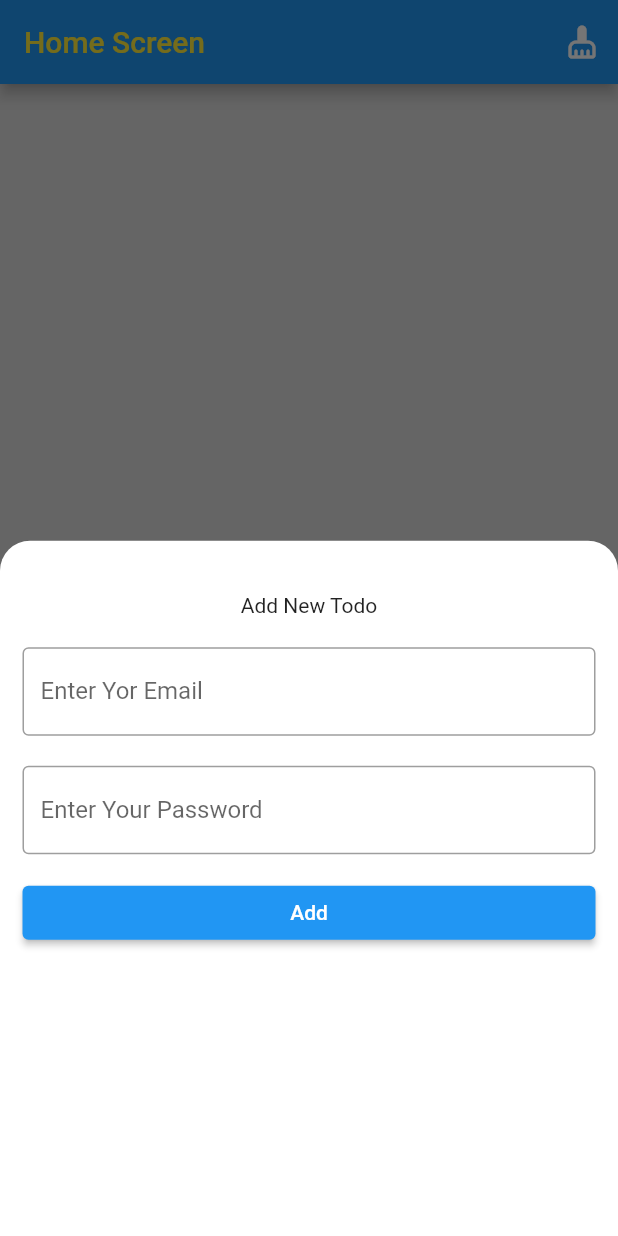
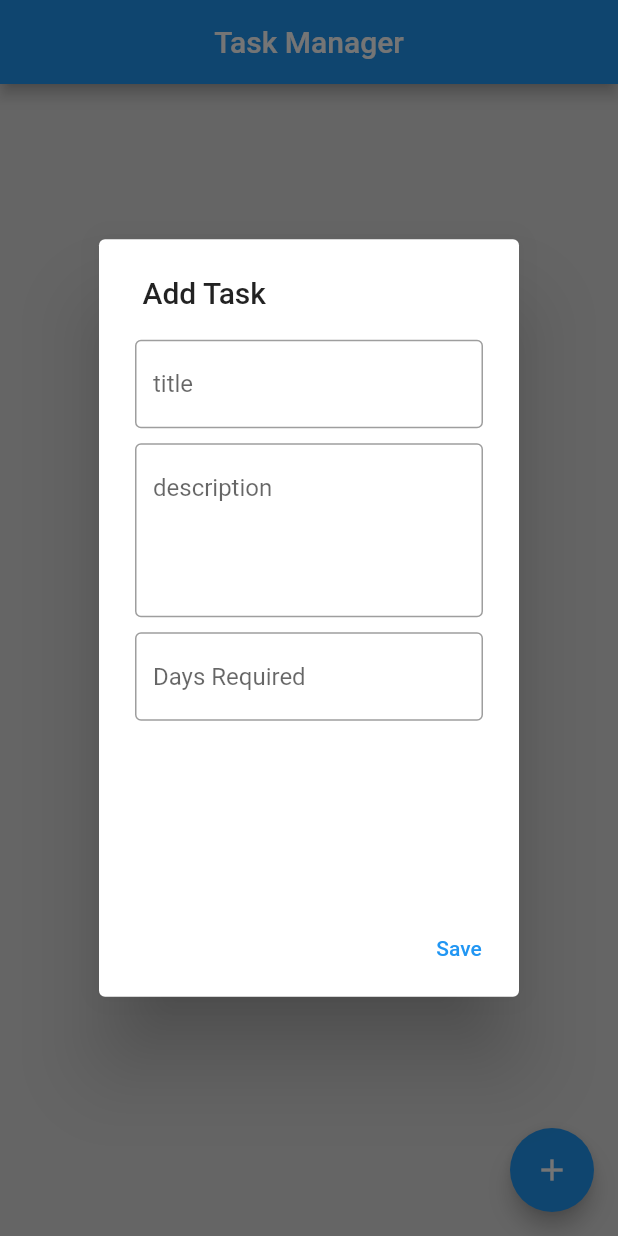
Before and after one commit to marufhasanmitul/assignment2, a Flutter app: the screen it shows after launch, after a tap on the "add" icon, on a phone screen of 412 x 824 dp. Run offline on Flutter 3.47's test engine with Material 2 defaults, Android fonts, the phone set to English and light mode, and no system bars.

Commit message:
Module_8_Assignment

```diff
--- a/lib/HomeScreen.dart
+++ b/lib/HomeScreen.dart
@@ -1,268 +1,191 @@
 import 'package:flutter/cupertino.dart';
 import 'package:flutter/material.dart';
 
-//Regex for Email
-/*
-  ==============Form Validation Step===========
-  01.Form Widget--Property Use- Key:todoForm  Inside-TextFormField widget
-  02.Form Holding Global Key--e.g--GlobalKey<FormState> todoForm = GlobalKey<FormState>();
-  03.TextFormField Property--
-   Validator (this Parenthesis return Text filed value return){
-      return Null;--is Right
-  }
-
-
-*/
-
-
-
-class HomeScreen extends StatefulWidget {
-  const HomeScreen({Key? key}) : super(key: key);
+class HomeScreen extends StatefulWidget{
+  const HomeScreen({super.key});
 
   @override
-  State<HomeScreen> createState() => _HomeScreenState();
+  State<StatefulWidget> createState() {
+    return HomeScreenUI();
   }
+}
+class HomeScreenUI extends State<HomeScreen>{
+  final TextEditingController _titleController=TextEditingController();
+  final TextEditingController _descriptionController=TextEditingController();
+  final TextEditingController _dayRequireControl=TextEditingController();
 
-class _HomeScreenState extends State<HomeScreen> {
+  GlobalKey<FormState>taskForm=GlobalKey<FormState>();
 
-  final TextEditingController _titleTextEditingController=TextEditingController();
-  final TextEditingController _descriptionTextEditingController=TextEditingController();
+  List<listItem>taskItme=[];
 
-  TextEditingController _UpdteTextControlar=TextEditingController();
-  TextEditingController _UpdteDescriptionControlar=TextEditingController();
-
-
-
-
-  List<Todos>todos=[];
-
-  GlobalKey<FormState> todoForm = GlobalKey<FormState>();
 
 
   @override
   Widget build(BuildContext context) {
-
     return Scaffold(
       appBar: AppBar(
-        title: const Text('Home Screen',style: TextStyle(color: Colors.yellow),),
-        actions: [
-          IconButton(
+        title: const Text('Task Manager'),
+        centerTitle: true,
+      ),
+      floatingActionButton: FloatingActionButton(
         onPressed: (){
-                todos.clear();
-                if(mounted){
-                  setState(() {});
-                }
+          showAlertDialog();
         },
-              icon: Icon(Icons.cleaning_services_rounded))
-        ],
+        child: Icon(Icons.add),
       ),
       body: Container(
         color: Colors.black12,
         child: Padding(
           padding: const EdgeInsets.all(8.0),
           child: ListView.builder(
-              itemCount: todos.length,
+              itemCount: taskItme.length,
               itemBuilder: (context,index){
                 return Card(
                   child: ListTile(
-                    onLongPress: (){
-                      todos[index].isDone=!todos[index].isDone;
-                      if(mounted){
-                        setState(() {});
-                      }
-                    },
-                    leading:todos[index].isDone ? Icon(Icons.done_outline) :Icon(Icons.close),
-                    title: Text("${todos[index].title}"),
-                    subtitle: Text("${todos[index].Description}"),
-                    trailing:Wrap(
-                      children: [
-                        IconButton(
-                          icon: Icon(Icons.edit),
-                          onPressed: (){
-                            String title=todos[index].title;
-                            String desc=todos[index].Description;
-                            int indexId=index;
-                            _UpdteTextControlar.text=title;
-                            _UpdteDescriptionControlar.text=desc;
-                            showAlertDialog(indexId);
-                          },
-                        ),
-                        IconButton(
-                          icon: Icon(CupertinoIcons.delete),
-                          onPressed: (){
-                            todos.removeAt(index);
-                            if(mounted){
-                              setState(() {});
-                            }
-                          },
-                        ),
-
-                      ],
-                    ),
-
+                    title: Text("${taskItme[index].title}"),
+                    subtitle: Text("${taskItme[index].description} \nDay Required - ${taskItme[index].deadline} day"),
+                    onLongPress:(){
+                      showBottomSheet(index);
+                    } ,
                   ),
                 );
               }
+
           ),
         ),
       ),
-      floatingActionButton: FloatingActionButton(
-        onPressed: (){
-          if(mounted){
-            showAddNewTodoModalSheet();
-            setState(() {});
-          }
-        },
-        child: Icon(Icons.add),
-      ),
-
     );
-
   }
 
-  void showAddNewTodoModalSheet(){
-    showModalBottomSheet(
+
+
+
+  void showAlertDialog(){
+    showDialog(
         context: context,
-        shape: RoundedRectangleBorder(
-          borderRadius: BorderRadius.vertical(
-            top: Radius.circular(20),
-          )
-        ),
-        backgroundColor: Colors.white,
-
         builder: (context){
-          return Padding(
-            padding: const EdgeInsets.all(15.0),
+          return AlertDialog(
+            title:const Text(" Add Task") ,
+            content: SingleChildScrollView(
+              child: SizedBox(
+                height: 350,
                 child: Form(
-              key: todoForm,
+                  key: taskForm,
                   child: Column(
                     children: [
-                  SizedBox(height: 20,),
-                  Text("Add New Todo"),
-                  SizedBox(height: 20,),
                       TextFormField(
-                    controller: _titleTextEditingController,
-                    decoration: InputDecoration(
-                      label: Text('Enter Yor Email'),
-                      border: OutlineInputBorder(
-                        borderSide: BorderSide(width: 2,color: Colors.yellow)
-                      )
+                        controller: _titleController,
+                        decoration: const InputDecoration(
+                          border: OutlineInputBorder(),
+                          hintText: 'title',
                         ),
-                    validator: (String? value) {
+                        validator: (String? value){
                           if(value?.trim().isEmpty ?? true){
-                       return 'Please enter your title';
+                            return 'Please Enter Your Tilte';
                           }
                           return null;
                         },
 
                       ),
-                  SizedBox(height: 20,),
+                      SizedBox(height: 10),
                       TextFormField(
-                    controller: _descriptionTextEditingController,
-                    decoration: InputDecoration(
-                        label: Text('Enter Your Password'),
+                        controller: _descriptionController,
+                        decoration:InputDecoration(
                           border: OutlineInputBorder(
-                            borderSide: BorderSide(width: 2,color: Colors.yellow)
+                            borderSide: BorderSide(
+                              width: 10
                             )
                           ),
-                    validator: (String? value) {
+                          hintText: 'description',
+                        ),
+                        maxLines: 4,
+                        validator: (String? value){
                           if(value?.trim().isEmpty ?? true){
-                        return 'Please enter your title';
+                            return "Please Enter Your Description";
                           }
                           return null;
                         },
                       ),
-                  SizedBox(height: 15,),
-                  SizedBox(
-                    width: double.infinity,
-                    child: ElevatedButton(
+                      SizedBox(height: 10),
+                      TextFormField(
+                        controller: _dayRequireControl,
+                        decoration: InputDecoration(
+                          hintText:'Days Required',
+                          border: OutlineInputBorder(),
+
+                        ),
+                        validator: (String? value){
+                          if(value?.trim().isEmpty ?? true){
+                            return "Please Enter Your Days";
+                          }
+                          return null;
+                        },
+                      )
+                    ],
+
+                  ),
+                ),
+              ),
+            ),
+            actions: [
+              TextButton(
                   onPressed: (){
-                         if(todoForm.currentState!.validate()){
-                           todos.add(Todos(_titleTextEditingController.text.trim(), _descriptionTextEditingController.text.trim(), false));
+                    if(taskForm.currentState!.validate()){
+                      taskItme.add(listItem(_titleController.text.trim(), _descriptionController.text.trim(),_dayRequireControl.text.trim()));
                       if(mounted){
                         setState(() {});
                       }
-                           _titleTextEditingController.clear();
-                           _descriptionTextEditingController.clear();
                       Navigator.pop(context);
                     }
+
+
+
+                    _titleController.clear();
+                    _descriptionController.clear();
+                    _dayRequireControl.clear();
+
                   },
+                  child: const Text('Save')
+              )
+            ],
+          );
+        }
+    );
+  }
 
-                        child: Text('Add'),
-                    ),
+  void showBottomSheet(int indexId ){
+    showModalBottomSheet(
+        context: context,
+        builder: (context){
+          return Padding(
+            padding: const EdgeInsets.all(20.0),
+            child: Container(
+              height: 230,
+              child: SingleChildScrollView(
+                child: Column(
+                  crossAxisAlignment: CrossAxisAlignment.start,
+                  mainAxisAlignment: MainAxisAlignment.start,
+                  children: [
+                    const Text("Task Details",style: TextStyle(fontSize: 18,fontWeight: FontWeight.bold),),
+                    const SizedBox(height: 10),
+                    Text("Title : "+taskItme[indexId].title,style: TextStyle(fontSize: 16),),
+                    const SizedBox(height: 10),
+                    Text("Description : "+taskItme[indexId].description,style: TextStyle(fontSize: 16),),
+                    const SizedBox(height: 10),
+                    Text("Day Required: "+taskItme[indexId].deadline+" day",style: TextStyle(fontSize: 16),),
+                    const SizedBox(height: 10),
+                    ElevatedButton(
+                      onPressed: (){
+                        taskItme.removeAt(indexId);
+                        if(mounted){
+                          setState(() {});
+                        }
+                        Navigator.pop(context);
+                      },
+                      child: const Text('Delete'),
                     )
                   ],
                 ),
-            ),
-          );
-        }
-
-    );
-  }
-
-  void showAlertDialog(int indexId){
-    showDialog(
-        context: context,
-        builder: (context){
-          return AlertDialog(
-            title: Text('UpDate TODO'),
-            content: Container(
-              height: 250,
-              width: 300,
-              child: Column(
-
-                children: [
-                  TextFormField(
-                    controller: _UpdteTextControlar,
-                    //initialValue:title,
-                    decoration: InputDecoration(
-                      hintText: "dsfdsf",
-                      label: Text('Name'),
-                      border: OutlineInputBorder(
-                      )
-
-                    ),
-
-                  ),
-                  const SizedBox(height: 20,),
-                  TextFormField(
-                    controller: _UpdteDescriptionControlar,
-                    //initialValue:desc,
-                    decoration: InputDecoration(
-                        hintText: "dsfdsf",
-                        label: Text('Name'),
-                        border: OutlineInputBorder(
-                        )
-
-                    ),
-                  ),
-                  SizedBox(height: 20),
-                  Wrap(
-                    children: [
-                      ElevatedButton(
-                          onPressed: (){
-                            Navigator.pop(context);
-                          },
-                          child: const Text('Cancel')
-                      ),
-                      SizedBox(width: 20,height: 20,),
-                      ElevatedButton(
-                          onPressed: (){
-                              todos[indexId]=Todos(_UpdteTextControlar.text,_UpdteDescriptionControlar.text, false);
-                              if(mounted){
-                                setState(() {});
-                              }
-                              _UpdteTextControlar.clear();
-                              _UpdteDescriptionControlar.clear();
-                              Navigator.pop(context);
-
-                          },
-                          child: Text('Update')
-                      )
-                    ],
-                  )
-
-                ],
               ),
             ),
           );
@@ -272,26 +195,9 @@ class _HomeScreenState extends State<HomeScreen> {
 
 
 
-
-
-
-
-
-
-
-
 }
 
-
-
-
-
-// to do
-// title,Descrioption,done
-
-class Todos{
-  String title,Description;
-  bool isDone;
-  Todos(this.title,this.Description,this.isDone);
-
+class listItem {
+  String title,description,deadline;
+  listItem(this.title,this.description,this.deadline);
 }
--- a/lib/main.dart
+++ b/lib/main.dart
@@ -1,9 +1,8 @@
-import 'package:flutter/cupertino.dart';
 import 'package:flutter/material.dart';
 import 'HomeScreen.dart';
 
 void main(){
-  runApp(MyApp());
+  runApp(MyApp() );
 }
 
 class MyApp extends StatelessWidget{
@@ -11,9 +10,9 @@ class MyApp extends StatelessWidget{
 
   @override
   Widget build(BuildContext context) {
-    return MaterialApp(
-      debugShowCheckedModeBanner: false,
-      title: 'To Do App',
+    return const MaterialApp(
+      title: "Assignment 8",
+      debugShowCheckedModeBanner:false,
       home: HomeScreen(),
     );
   }
```
Also changed, not shown: lib/CartPage.dart (added). Lines whose indentation alone changed are shown as unchanged.
